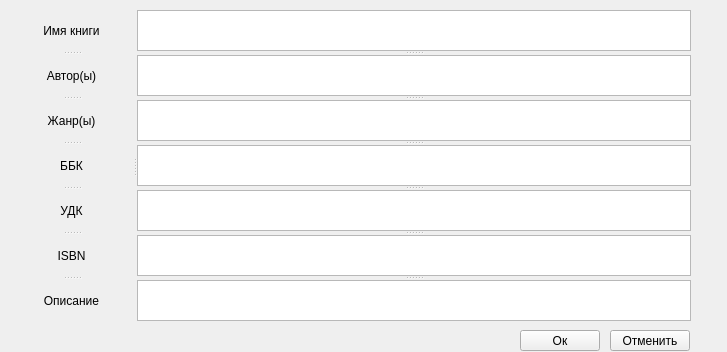
Before: the Qt Designer form editform.ui in hays0503/Library, drawn with Qt 5.
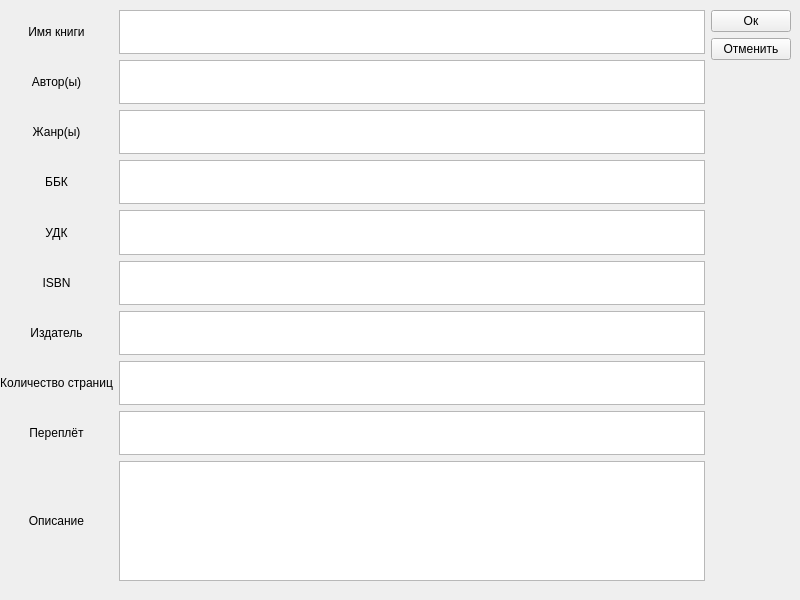
After: the same form once the commit is applied.

Commit message: add new func +editform +dialogsearch +dialogsearch

```diff
--- a/editform.ui
+++ b/editform.ui
@@ -6,59 +6,56 @@
    <rect>
     <x>0</x>
     <y>0</y>
-    <width>727</width>
-    <height>352</height>
+    <width>800</width>
+    <height>600</height>
    </rect>
   </property>
+  <property name="sizePolicy">
+   <sizepolicy hsizetype="Fixed" vsizetype="MinimumExpanding">
+    <horstretch>0</horstretch>
+    <verstretch>0</verstretch>
+   </sizepolicy>
+  </property>
+  <property name="minimumSize">
+   <size>
+    <width>800</width>
+    <height>600</height>
+   </size>
+  </property>
+  <property name="maximumSize">
+   <size>
+    <width>800</width>
+    <height>600</height>
+   </size>
+  </property>
   <property name="windowTitle">
    <string>Form</string>
   </property>
-  <widget class="QPushButton" name="pushButton">
+  <widget class="QWidget" name="layoutWidget">
    <property name="geometry">
     <rect>
-     <x>520</x>
-     <y>330</y>
-     <width>80</width>
-     <height>21</height>
-    </rect>
-   </property>
-   <property name="text">
-    <string>Ок</string>
-   </property>
-  </widget>
-  <widget class="QPushButton" name="pushButton_2">
-   <property name="geometry">
-    <rect>
-     <x>610</x>
-     <y>330</y>
-     <width>80</width>
-     <height>21</height>
-    </rect>
-   </property>
-   <property name="text">
-    <string>Отменить</string>
-   </property>
-  </widget>
-  <widget class="QSplitter" name="splitter_3">
-   <property name="geometry">
-    <rect>
-     <x>10</x>
+     <x>0</x>
      <y>10</y>
-     <width>681</width>
-     <height>311</height>
+     <width>791</width>
+     <height>571</height>
     </rect>
    </property>
-   <property name="orientation">
-    <enum>Qt::Horizontal</enum>
-   </property>
-   <widget class="QWidget" name="verticalLayoutWidget_2">
-    <layout class="QVBoxLayout" name="verticalLayout_2">
+   <layout class="QHBoxLayout" name="horizontalLayout_2">
+    <property name="sizeConstraint">
+     <enum>QLayout::SetDefaultConstraint</enum>
+    </property>
      <item>
-      <widget class="QSplitter" name="splitter_2">
-       <property name="orientation">
-        <enum>Qt::Vertical</enum>
-       </property>
+     <layout class="QHBoxLayout" name="horizontalLayout">
+      <item>
+       <layout class="QVBoxLayout" name="verticalLayout">
+        <item>
        <widget class="QLabel" name="label">
+          <property name="minimumSize">
+           <size>
+            <width>113</width>
+            <height>35</height>
+           </size>
+          </property>
         <property name="text">
          <string>Имя книги</string>
         </property>
@@ -66,7 +63,15 @@
          <set>Qt::AlignCenter</set>
         </property>
        </widget>
+        </item>
+        <item>
        <widget class="QLabel" name="label_2">
+          <property name="minimumSize">
+           <size>
+            <width>113</width>
+            <height>35</height>
+           </size>
+          </property>
         <property name="text">
          <string>Автор(ы)</string>
         </property>
@@ -74,7 +79,15 @@
          <set>Qt::AlignCenter</set>
         </property>
        </widget>
+        </item>
+        <item>
        <widget class="QLabel" name="label_3">
+          <property name="minimumSize">
+           <size>
+            <width>113</width>
+            <height>35</height>
+           </size>
+          </property>
         <property name="text">
          <string>Жанр(ы)</string>
         </property>
@@ -82,7 +95,15 @@
          <set>Qt::AlignCenter</set>
         </property>
        </widget>
+        </item>
+        <item>
        <widget class="QLabel" name="label_4">
+          <property name="minimumSize">
+           <size>
+            <width>113</width>
+            <height>35</height>
+           </size>
+          </property>
         <property name="text">
          <string>ББК</string>
         </property>
@@ -90,7 +111,15 @@
          <set>Qt::AlignCenter</set>
         </property>
        </widget>
+        </item>
+        <item>
        <widget class="QLabel" name="label_5">
+          <property name="minimumSize">
+           <size>
+            <width>113</width>
+            <height>35</height>
+           </size>
+          </property>
         <property name="text">
          <string>УДК</string>
         </property>
@@ -98,7 +127,15 @@
          <set>Qt::AlignCenter</set>
         </property>
        </widget>
+        </item>
+        <item>
        <widget class="QLabel" name="label_6">
+          <property name="minimumSize">
+           <size>
+            <width>113</width>
+            <height>35</height>
+           </size>
+          </property>
         <property name="text">
          <string>ISBN</string>
         </property>
@@ -106,7 +143,63 @@
          <set>Qt::AlignCenter</set>
         </property>
        </widget>
+        </item>
+        <item>
        <widget class="QLabel" name="label_7">
+          <property name="minimumSize">
+           <size>
+            <width>113</width>
+            <height>35</height>
+           </size>
+          </property>
+          <property name="text">
+           <string>Издатель</string>
+          </property>
+          <property name="alignment">
+           <set>Qt::AlignCenter</set>
+          </property>
+         </widget>
+        </item>
+        <item>
+         <widget class="QLabel" name="label_10">
+          <property name="minimumSize">
+           <size>
+            <width>113</width>
+            <height>35</height>
+           </size>
+          </property>
+          <property name="text">
+           <string>Количество страниц</string>
+          </property>
+          <property name="alignment">
+           <set>Qt::AlignCenter</set>
+          </property>
+         </widget>
+        </item>
+        <item>
+         <widget class="QLabel" name="label_8">
+          <property name="minimumSize">
+           <size>
+            <width>113</width>
+            <height>35</height>
+           </size>
+          </property>
+          <property name="text">
+           <string>Переплёт</string>
+          </property>
+          <property name="alignment">
+           <set>Qt::AlignCenter</set>
+          </property>
+         </widget>
+        </item>
+        <item>
+         <widget class="QLabel" name="label_9">
+          <property name="minimumSize">
+           <size>
+            <width>113</width>
+            <height>120</height>
+           </size>
+          </property>
         <property name="text">
          <string>Описание</string>
         </property>
@@ -114,34 +207,207 @@
          <set>Qt::AlignCenter</set>
         </property>
        </widget>
-      </widget>
-     </item>
-    </layout>
-   </widget>
-   <widget class="QWidget" name="verticalLayoutWidget">
-    <layout class="QVBoxLayout" name="verticalLayout">
+        </item>
+       </layout>
+      </item>
+      <item>
+       <layout class="QVBoxLayout" name="verticalLayout_2">
+        <item>
+         <widget class="QPlainTextEdit" name="plainTextEdit">
+          <property name="sizePolicy">
+           <sizepolicy hsizetype="MinimumExpanding" vsizetype="MinimumExpanding">
+            <horstretch>0</horstretch>
+            <verstretch>0</verstretch>
+           </sizepolicy>
+          </property>
+          <property name="minimumSize">
+           <size>
+            <width>560</width>
+            <height>35</height>
+           </size>
+          </property>
+         </widget>
+        </item>
+        <item>
+         <widget class="QPlainTextEdit" name="plainTextEdit_1">
+          <property name="sizePolicy">
+           <sizepolicy hsizetype="MinimumExpanding" vsizetype="MinimumExpanding">
+            <horstretch>0</horstretch>
+            <verstretch>0</verstretch>
+           </sizepolicy>
+          </property>
+          <property name="minimumSize">
+           <size>
+            <width>560</width>
+            <height>35</height>
+           </size>
+          </property>
+         </widget>
+        </item>
+        <item>
+         <widget class="QPlainTextEdit" name="plainTextEdit_2">
+          <property name="sizePolicy">
+           <sizepolicy hsizetype="MinimumExpanding" vsizetype="MinimumExpanding">
+            <horstretch>0</horstretch>
+            <verstretch>0</verstretch>
+           </sizepolicy>
+          </property>
+          <property name="minimumSize">
+           <size>
+            <width>560</width>
+            <height>35</height>
+           </size>
+          </property>
+         </widget>
+        </item>
+        <item>
+         <widget class="QPlainTextEdit" name="plainTextEdit_3">
+          <property name="sizePolicy">
+           <sizepolicy hsizetype="MinimumExpanding" vsizetype="MinimumExpanding">
+            <horstretch>0</horstretch>
+            <verstretch>0</verstretch>
+           </sizepolicy>
+          </property>
+          <property name="minimumSize">
+           <size>
+            <width>560</width>
+            <height>35</height>
+           </size>
+          </property>
+         </widget>
+        </item>
+        <item>
+         <widget class="QPlainTextEdit" name="plainTextEdit_4">
+          <property name="sizePolicy">
+           <sizepolicy hsizetype="MinimumExpanding" vsizetype="MinimumExpanding">
+            <horstretch>0</horstretch>
+            <verstretch>0</verstretch>
+           </sizepolicy>
+          </property>
+          <property name="minimumSize">
+           <size>
+            <width>560</width>
+            <height>35</height>
+           </size>
+          </property>
+         </widget>
+        </item>
+        <item>
+         <widget class="QPlainTextEdit" name="plainTextEdit_5">
+          <property name="sizePolicy">
+           <sizepolicy hsizetype="MinimumExpanding" vsizetype="MinimumExpanding">
+            <horstretch>0</horstretch>
+            <verstretch>0</verstretch>
+           </sizepolicy>
+          </property>
+          <property name="minimumSize">
+           <size>
+            <width>560</width>
+            <height>35</height>
+           </size>
+          </property>
+         </widget>
+        </item>
+        <item>
+         <widget class="QPlainTextEdit" name="plainTextEdit_6">
+          <property name="sizePolicy">
+           <sizepolicy hsizetype="MinimumExpanding" vsizetype="MinimumExpanding">
+            <horstretch>0</horstretch>
+            <verstretch>0</verstretch>
+           </sizepolicy>
+          </property>
+          <property name="minimumSize">
+           <size>
+            <width>560</width>
+            <height>35</height>
+           </size>
+          </property>
+         </widget>
+        </item>
+        <item>
+         <widget class="QPlainTextEdit" name="plainTextEdit_7">
+          <property name="sizePolicy">
+           <sizepolicy hsizetype="MinimumExpanding" vsizetype="MinimumExpanding">
+            <horstretch>0</horstretch>
+            <verstretch>0</verstretch>
+           </sizepolicy>
+          </property>
+          <property name="minimumSize">
+           <size>
+            <width>560</width>
+            <height>35</height>
+           </size>
+          </property>
+         </widget>
+        </item>
+        <item>
+         <widget class="QPlainTextEdit" name="plainTextEdit_8">
+          <property name="sizePolicy">
+           <sizepolicy hsizetype="MinimumExpanding" vsizetype="MinimumExpanding">
+            <horstretch>0</horstretch>
+            <verstretch>0</verstretch>
+           </sizepolicy>
+          </property>
+          <property name="minimumSize">
+           <size>
+            <width>560</width>
+            <height>35</height>
+           </size>
+          </property>
+         </widget>
+        </item>
+        <item>
+         <widget class="QPlainTextEdit" name="plainTextEdit_9">
+          <property name="sizePolicy">
+           <sizepolicy hsizetype="MinimumExpanding" vsizetype="MinimumExpanding">
+            <horstretch>0</horstretch>
+            <verstretch>0</verstretch>
+           </sizepolicy>
+          </property>
+          <property name="minimumSize">
+           <size>
+            <width>0</width>
+            <height>120</height>
+           </size>
+          </property>
+         </widget>
+        </item>
+       </layout>
+      </item>
+     </layout>
+    </item>
+    <item>
+     <layout class="QVBoxLayout" name="verticalLayout_3">
+      <item>
+       <widget class="QPushButton" name="pushButton">
+        <property name="text">
+         <string>Ок</string>
+        </property>
+       </widget>
+      </item>
      <item>
-      <widget class="QSplitter" name="splitter">
+       <widget class="QPushButton" name="pushButton_2">
+        <property name="text">
+         <string>Отменить</string>
+        </property>
+       </widget>
+      </item>
+      <item>
+       <spacer name="verticalSpacer_2">
        <property name="orientation">
         <enum>Qt::Vertical</enum>
        </property>
-       <property name="opaqueResize">
-        <bool>true</bool>
-       </property>
-       <property name="childrenCollapsible">
-        <bool>true</bool>
-       </property>
-       <widget class="QPlainTextEdit" name="plainTextEdit_6"/>
-       <widget class="QPlainTextEdit" name="plainTextEdit"/>
-       <widget class="QPlainTextEdit" name="plainTextEdit_2"/>
-       <widget class="QPlainTextEdit" name="plainTextEdit_5"/>
-       <widget class="QPlainTextEdit" name="plainTextEdit_3"/>
-       <widget class="QPlainTextEdit" name="plainTextEdit_7"/>
-       <widget class="QPlainTextEdit" name="plainTextEdit_4"/>
-      </widget>
-     </item>
-    </layout>
-   </widget>
+        <property name="sizeHint" stdset="0">
+         <size>
+          <width>20</width>
+          <height>40</height>
+         </size>
+        </property>
+       </spacer>
+      </item>
+     </layout>
+    </item>
+   </layout>
   </widget>
  </widget>
  <resources/>
```
Left out of the diff: 3 changed lines with no effect on the pictures. Lines whose indentation alone changed are shown as unchanged. The commit also changes 13 other files.
